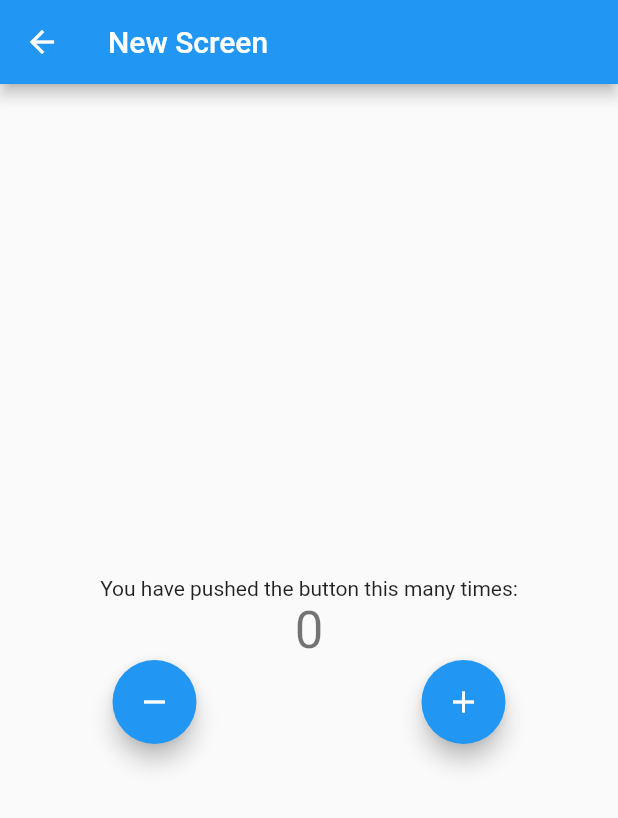
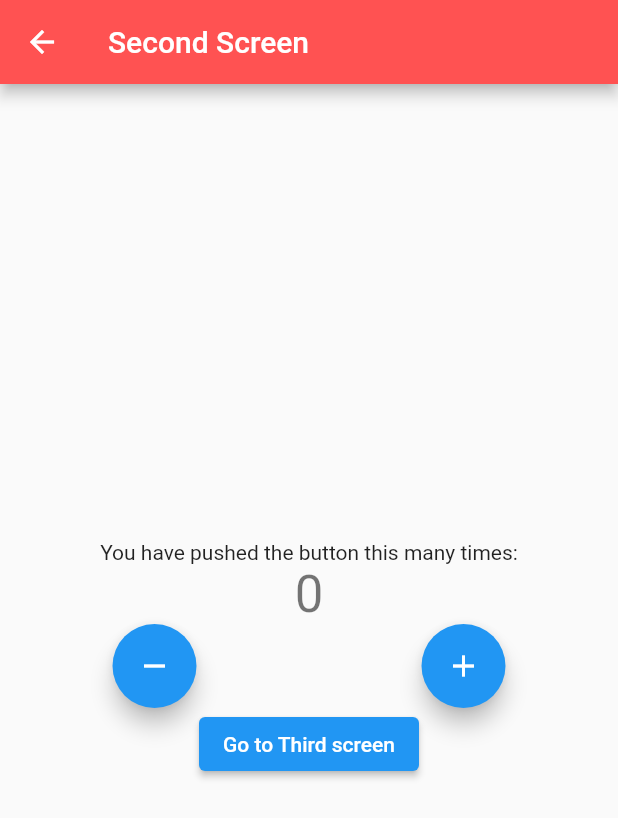
Before and after one commit to KuldeepRawat64/Flutter-Bloc-Concepts, a Flutter app: the screen it shows after launch, after a tap on the "remove" icon, after a tap on the "add" icon, after a tap on "Go to Second screen", on a phone screen of 412 x 824 dp. Shown: the top 818 px of the screen. Run offline on Flutter 3.47's test engine with Material 2 defaults, Android fonts, the phone set to English and light mode, and no system bars; our stand-ins replace equatable, flutter_bloc.

Commit message:
Code refac, namedRoutes with BlocProvider.value

```diff
--- a/lib/main.dart
+++ b/lib/main.dart
@@ -1,193 +1,54 @@
-// ignore_for_file: public_member_api_docs, sort_constructors_first
-import 'dart:developer';
-
 import 'package:flutter/material.dart';
 import 'package:flutter_bloc/flutter_bloc.dart';
-
-import 'cubit/counter_cubit.dart';
+import 'package:flutter_bloc_concepts/logic/cubit/counter_cubit.dart';
+import 'package:flutter_bloc_concepts/presentation/screens/home_screen.dart';
+import 'package:flutter_bloc_concepts/presentation/screens/second_screen.dart';
+import 'package:flutter_bloc_concepts/presentation/screens/third_screen.dart';
 
 void main() {
   runApp(const MyApp());
 }
 
-class MyApp extends StatelessWidget {
+class MyApp extends StatefulWidget {
   const MyApp({Key? key}) : super(key: key);
 
+  @override
+  State<MyApp> createState() => _MyAppState();
+}
+
+class _MyAppState extends State<MyApp> {
+  final CounterCubit _counterCubit = CounterCubit();
   // This widget is the root of your application.
   @override
   Widget build(BuildContext context) {
-    return BlocProvider<CounterCubit>(
-      create: (context) => CounterCubit(),
-      child: MaterialApp(
-        title: 'Flutter Demo',
-        theme: ThemeData(
-          // is not restarted.
-          primarySwatch: Colors.blue,
-        ),
-        home: const MyHomePage(title: 'Flutter Demo Home Page'),
+    return MaterialApp(
+      routes: {
+        '/': (context) => BlocProvider.value(
+              value: _counterCubit,
+              child: const MyHomePage(title: 'Home Screen'),
+            ),
+        '/second': (context) => BlocProvider.value(
+              value: _counterCubit,
+              child: const SecondScreen(
+                  title: 'Second Screen', color: Colors.redAccent),
+            ),
+        '/third': (context) => BlocProvider.value(
+              value: _counterCubit,
+              child: const ThirdScreen(
+                  title: 'Third Screen', color: Colors.greenAccent),
+            )
+      },
+      title: 'Flutter Demo',
+      theme: ThemeData(
+        // is not restarted.
+        primarySwatch: Colors.blue,
       ),
     );
   }
-}
-
-class MyHomePage extends StatefulWidget {
-  const MyHomePage({Key? key, required this.title}) : super(key: key);
-
-  final String title;
 
   @override
-  State<MyHomePage> createState() => _MyHomePageState();
-}
-
-class _MyHomePageState extends State<MyHomePage> {
-  @override
-  Widget build(BuildContext context) {
-    return Scaffold(
-      appBar: AppBar(
-        title: Text(widget.title),
-      ),
-      body: Center(
-        child: Column(
-          mainAxisAlignment: MainAxisAlignment.center,
-          children: <Widget>[
-            const Text(
-              'You have pushed the button this many times:',
-            ),
-            Column(
-              children: [
-                BlocConsumer<CounterCubit, CounterState>(
-                  listener: (context, state) {
-                    if (state.isIncremented == true) {
-                      ScaffoldMessenger.of(context).showSnackBar(const SnackBar(
-                          duration: Duration(milliseconds: 100),
-                          content: Text('Incremented!')));
-                    } else {
-                      ScaffoldMessenger.of(context).showSnackBar(const SnackBar(
-                          duration: Duration(milliseconds: 100),
-                          content: Text('Decremented!')));
-                    }
-                  },
-                  builder: (context, state) {
-                    return Text(
-                      '${state.counterValue}',
-                      style: Theme.of(context).textTheme.headline4,
-                    );
-                  },
-                ),
-                Row(
-                  mainAxisAlignment: MainAxisAlignment.spaceAround,
-                  children: [
-                    FloatingActionButton(
-                      heroTag: 'FA1',
-                      onPressed: () {
-                        BlocProvider.of<CounterCubit>(context).decrement();
-                      },
-                      tooltip: 'Decrement',
-                      child: const Icon(Icons.remove),
-                    ),
-                    FloatingActionButton(
-                      heroTag: 'FA2',
-                      onPressed: () {
-                        BlocProvider.of<CounterCubit>(context).increment();
-                      },
-                      tooltip: 'Increment',
-                      child: const Icon(Icons.add),
-                    ),
-                  ],
-                ),
-                ElevatedButton(
-                    onPressed: () {
-                      Navigator.push(
-                          context,
-                          MaterialPageRoute(
-                              builder: (_) => BlocProvider.value(
-                                    value:
-                                        BlocProvider.of<CounterCubit>(context),
-                                    child: const NewScreen(title: 'New Screen'),
-                                  )));
-                    },
-                    child: const Text('Go to Second screen'))
-              ],
-            ),
-          ],
-        ),
-      ),
-    );
+  void dispose() {
+    _counterCubit.close();
+    super.dispose();
   }
 }
-
-class NewScreen extends StatefulWidget {
-  final String title;
-  const NewScreen({
-    Key? key,
-    required this.title,
-  }) : super(key: key);
-
-  @override
-  State<NewScreen> createState() => _NewScreenState();
-}
-
-class _NewScreenState extends State<NewScreen> {
-  @override
-  Widget build(BuildContext context) {
-    return Scaffold(
-      appBar: AppBar(
-        title: Text(widget.title),
-      ),
-      body: Center(
-        child: Column(
-          mainAxisAlignment: MainAxisAlignment.center,
-          children: <Widget>[
-            const Text(
-              'You have pushed the button this many times:',
-            ),
-            Column(
-              children: [
-                BlocConsumer<CounterCubit, CounterState>(
-                  listener: (context, state) {
-                    if (state.isIncremented == true) {
-                      ScaffoldMessenger.of(context).showSnackBar(const SnackBar(
-                          duration: Duration(milliseconds: 100),
-                          content: Text('Incremented!')));
-                    } else {
-                      ScaffoldMessenger.of(context).showSnackBar(const SnackBar(
-                          duration: Duration(milliseconds: 100),
-                          content: Text('Decremented!')));
-                    }
-                  },
-                  builder: (context, state) {
-                    return Text(
-                      '${state.counterValue}',
-                      style: Theme.of(context).textTheme.headline4,
-                    );
-                  },
-                ),
-                Row(
-                  mainAxisAlignment: MainAxisAlignment.spaceAround,
-                  children: [
-                    FloatingActionButton(
-                      heroTag: 'FA3',
-                      onPressed: () {
-                        BlocProvider.of<CounterCubit>(context).decrement();
-                      },
-                      tooltip: 'Decrement',
-                      child: const Icon(Icons.remove),
-                    ),
-                    FloatingActionButton(
-                      heroTag: 'FA4',
-                      onPressed: () {
-                        BlocProvider.of<CounterCubit>(context).increment();
-                      },
-                      tooltip: 'Increment',
-                      child: const Icon(Icons.add),
-                    ),
-                  ],
-                )
-              ],
-            ),
-          ],
-        ),
-      ),
-    );
-  }
-}
--- /dev/null
+++ b/lib/presentation/screens/home_screen.dart
@@ -0,0 +1,84 @@
+import 'package:flutter/material.dart';
+import 'package:flutter_bloc/flutter_bloc.dart';
+import 'package:flutter_bloc_concepts/logic/cubit/counter_cubit.dart';
+import 'package:flutter_bloc_concepts/main.dart';
+import 'package:flutter_bloc_concepts/presentation/screens/second_screen.dart';
+
+class MyHomePage extends StatefulWidget {
+  const MyHomePage({Key? key, required this.title}) : super(key: key);
+
+  final String title;
+
+  @override
+  State<MyHomePage> createState() => _MyHomePageState();
+}
+
+class _MyHomePageState extends State<MyHomePage> {
+  @override
+  Widget build(BuildContext context) {
+    return Scaffold(
+      appBar: AppBar(
+        title: Text(widget.title),
+      ),
+      body: Center(
+        child: Column(
+          mainAxisAlignment: MainAxisAlignment.center,
+          children: <Widget>[
+            const Text(
+              'You have pushed the button this many times:',
+            ),
+            Column(
+              children: [
+                BlocConsumer<CounterCubit, CounterState>(
+                  listener: (context, state) {
+                    if (state.isIncremented == true) {
+                      ScaffoldMessenger.of(context).showSnackBar(const SnackBar(
+                          duration: Duration(milliseconds: 100),
+                          content: Text('Incremented!')));
+                    } else {
+                      ScaffoldMessenger.of(context).showSnackBar(const SnackBar(
+                          duration: Duration(milliseconds: 100),
+                          content: Text('Decremented!')));
+                    }
+                  },
+                  builder: (context, state) {
+                    return Text(
+                      '${state.counterValue}',
+                      style: Theme.of(context).textTheme.headline4,
+                    );
+                  },
+                ),
+                Row(
+                  mainAxisAlignment: MainAxisAlignment.spaceAround,
+                  children: [
+                    FloatingActionButton(
+                      heroTag: 'FA1',
+                      onPressed: () {
+                        BlocProvider.of<CounterCubit>(context).decrement();
+                      },
+                      tooltip: 'Decrement',
+                      child: const Icon(Icons.remove),
+                    ),
+                    FloatingActionButton(
+                      heroTag: 'FA2',
+                      onPressed: () {
+                        BlocProvider.of<CounterCubit>(context).increment();
+                      },
+                      tooltip: 'Increment',
+                      child: const Icon(Icons.add),
+                    ),
+                  ],
+                ),
+                ElevatedButton(
+                    onPressed: () {
+                      Navigator.pushNamed(context, '/second');
+                    },
+                    child: const Text('Go to Second screen'))
+              ],
+            ),
+          ],
+        ),
+      ),
+    );
+  }
+}
--- /dev/null
+++ b/lib/presentation/screens/second_screen.dart
@@ -0,0 +1,88 @@
+import 'package:flutter/material.dart';
+import 'package:flutter_bloc/flutter_bloc.dart';
+import 'package:flutter_bloc_concepts/logic/cubit/counter_cubit.dart';
+import 'package:flutter_bloc_concepts/presentation/screens/third_screen.dart';
+
+class SecondScreen extends StatefulWidget {
+  final String title;
+  final Color color;
+  const SecondScreen({
+    Key? key,
+    required this.title,
+    required this.color,
+  }) : super(key: key);
+
+  @override
+  State<SecondScreen> createState() => _SecondScreenState();
+}
+
+class _SecondScreenState extends State<SecondScreen> {
+  @override
+  Widget build(BuildContext context) {
+    return Scaffold(
+      appBar: AppBar(
+        backgroundColor: widget.color,
+        title: Text(widget.title),
+      ),
+      body: Center(
+        child: Column(
+          mainAxisAlignment: MainAxisAlignment.center,
+          children: <Widget>[
+            const Text(
+              'You have pushed the button this many times:',
+            ),
+            Column(
+              children: [
+                BlocConsumer<CounterCubit, CounterState>(
+                  listener: (context, state) {
+                    if (state.isIncremented == true) {
+                      ScaffoldMessenger.of(context).showSnackBar(const SnackBar(
+                          duration: Duration(milliseconds: 100),
+                          content: Text('Incremented!')));
+                    } else {
+                      ScaffoldMessenger.of(context).showSnackBar(const SnackBar(
+                          duration: Duration(milliseconds: 100),
+                          content: Text('Decremented!')));
+                    }
+                  },
+                  builder: (context, state) {
+                    return Text(
+                      '${state.counterValue}',
+                      style: Theme.of(context).textTheme.headline4,
+                    );
+                  },
+                ),
+                Row(
+                  mainAxisAlignment: MainAxisAlignment.spaceAround,
+                  children: [
+                    FloatingActionButton(
+                      heroTag: 'FA3',
+                      onPressed: () {
+                        BlocProvider.of<CounterCubit>(context).decrement();
+                      },
+                      tooltip: 'Decrement',
+                      child: const Icon(Icons.remove),
+                    ),
+                    FloatingActionButton(
+                      heroTag: 'FA4',
+                      onPressed: () {
+                        BlocProvider.of<CounterCubit>(context).increment();
+                      },
+                      tooltip: 'Increment',
+                      child: const Icon(Icons.add),
+                    ),
+                  ],
+                ),
+                ElevatedButton(
+                    onPressed: () {
+                      Navigator.pushNamed(context, '/third');
+                    },
+                    child: const Text('Go to Third screen'))
+              ],
+            ),
+          ],
+        ),
+      ),
+    );
+  }
+}
```
Also changed, not shown: lib/presentation/screens/third_screen.dart (added, +82 -0 lines), lib/logic/cubit/counter_cubit.dart (renamed from lib/cubit/counter_cubit.dart), lib/logic/cubit/counter_state.dart (renamed from lib/cubit/counter_state.dart), 1 other file.
